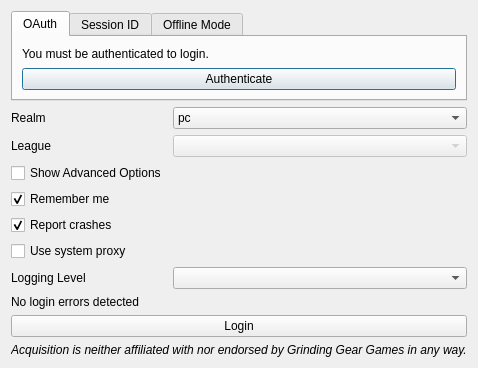
gerwaric/acquisition, file forms/logindialog.ui: the form before one commit.
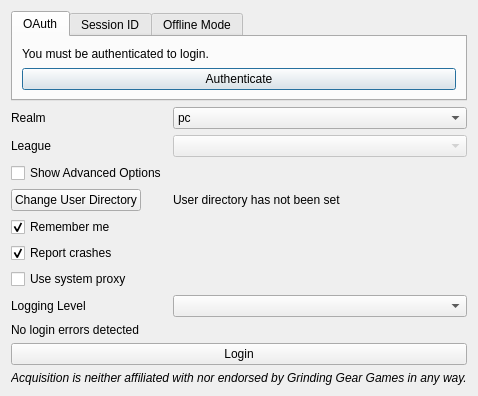
The form after the commit.

Commit message: More login dialog improvements

Patch:
```diff
--- a/forms/logindialog.ui
+++ b/forms/logindialog.ui
@@ -7,7 +7,7 @@
     <x>0</x>
     <y>0</y>
     <width>423</width>
-    <height>368</height>
+    <height>394</height>
    </rect>
   </property>
   <property name="sizePolicy">
@@ -178,7 +178,7 @@
        </property>
       </widget>
      </item>
-     <item row="3" column="0">
+     <item row="5" column="0">
       <widget class="QCheckBox" name="rememberMeCheckBox">
        <property name="text">
         <string>Remember me</string>
@@ -188,7 +188,7 @@
        </property>
       </widget>
      </item>
-     <item row="4" column="0">
+     <item row="6" column="0">
       <widget class="QCheckBox" name="reportCrashesCheckBox">
        <property name="text">
         <string>Report crashes</string>
@@ -198,23 +198,37 @@
        </property>
       </widget>
      </item>
-     <item row="5" column="0">
+     <item row="7" column="0">
       <widget class="QCheckBox" name="proxyCheckBox">
        <property name="text">
         <string>Use system proxy</string>
        </property>
       </widget>
      </item>
-     <item row="6" column="0">
+     <item row="8" column="0">
       <widget class="QLabel" name="loggingLevelLabel">
        <property name="text">
         <string>Logging Level</string>
        </property>
       </widget>
      </item>
-     <item row="6" column="1">
+     <item row="8" column="1">
       <widget class="QComboBox" name="loggingLevelComboBox"/>
      </item>
+     <item row="4" column="0">
+      <widget class="QPushButton" name="userDirPushButton">
+       <property name="text">
+        <string>Change User Directory</string>
+       </property>
+      </widget>
+     </item>
+     <item row="4" column="1">
+      <widget class="QLabel" name="userDirLabel">
+       <property name="text">
+        <string>User directory has not been set</string>
+       </property>
+      </widget>
+     </item>
     </layout>
    </item>
    <item>
```
Left out of the diff: 2 changed lines with no effect on the pictures. The commit also changes 2 other files.
